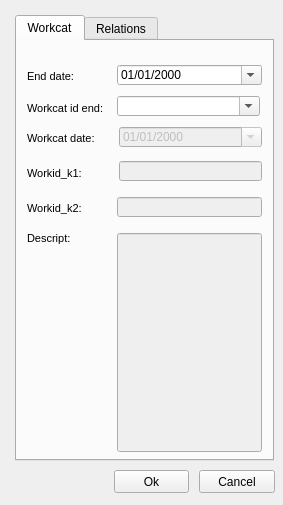
Before: the Qt Designer form ui/workcat_end.ui in Giswater/giswater_qgis_plugin, drawn with Qt 5.
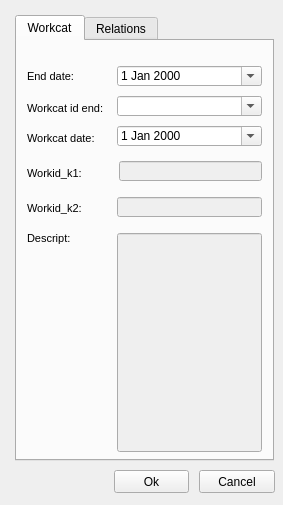
After: the same form once the commit is applied. The open tabs and pages were chosen to show the change. Icons and pictures are not drawn.

```diff
--- a/ui/workcat_end.ui
+++ b/ui/workcat_end.ui
@@ -95,25 +95,6 @@
       <number>3</number>
      </property>
     </widget>
-    <widget class="QDateTimeEdit" name="enddate">
-     <property name="geometry">
-      <rect>
-       <x>100</x>
-       <y>24</y>
-       <width>145</width>
-       <height>20</height>
-      </rect>
-     </property>
-     <property name="readOnly">
-      <bool>false</bool>
-     </property>
-     <property name="displayFormat">
-      <string>dd/MM/yyyy</string>
-     </property>
-     <property name="calendarPopup">
-      <bool>true</bool>
-     </property>
-    </widget>
     <widget class="QLabel" name="label_link">
      <property name="geometry">
       <rect>
@@ -180,28 +161,6 @@
       <number>3</number>
      </property>
     </widget>
-    <widget class="QDateTimeEdit" name="startdate">
-     <property name="enabled">
-      <bool>false</bool>
-     </property>
-     <property name="geometry">
-      <rect>
-       <x>102</x>
-       <y>86</y>
-       <width>143</width>
-       <height>20</height>
-      </rect>
-     </property>
-     <property name="readOnly">
-      <bool>true</bool>
-     </property>
-     <property name="displayFormat">
-      <string>dd/MM/yyyy</string>
-     </property>
-     <property name="calendarPopup">
-      <bool>true</bool>
-     </property>
-    </widget>
     <widget class="QLabel" name="label_doc_id">
      <property name="geometry">
       <rect>
@@ -327,7 +286,7 @@
       <rect>
        <x>100</x>
        <y>55</y>
-       <width>143</width>
+       <width>145</width>
        <height>20</height>
       </rect>
      </property>
@@ -335,6 +294,32 @@
       <bool>true</bool>
      </property>
     </widget>
+    <widget class="QDateEdit" name="enddate">
+     <property name="geometry">
+      <rect>
+       <x>100</x>
+       <y>25</y>
+       <width>145</width>
+       <height>20</height>
+      </rect>
+     </property>
+     <property name="calendarPopup">
+      <bool>true</bool>
+     </property>
+    </widget>
+    <widget class="QDateEdit" name="startdate">
+     <property name="geometry">
+      <rect>
+       <x>100</x>
+       <y>85</y>
+       <width>145</width>
+       <height>20</height>
+      </rect>
+     </property>
+     <property name="calendarPopup">
+      <bool>true</bool>
+     </property>
+    </widget>
    </widget>
    <widget class="QWidget" name="tab_2">
     <attribute name="title">
```
Left out of the diff: 2 changed lines with no effect on the pictures.
